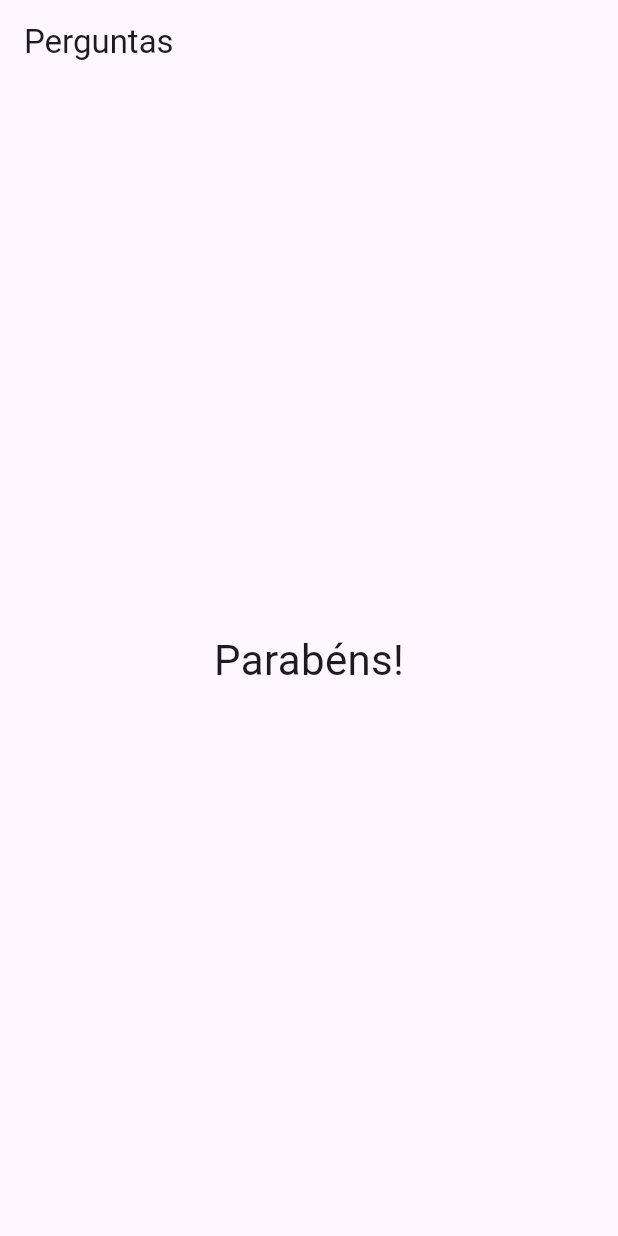
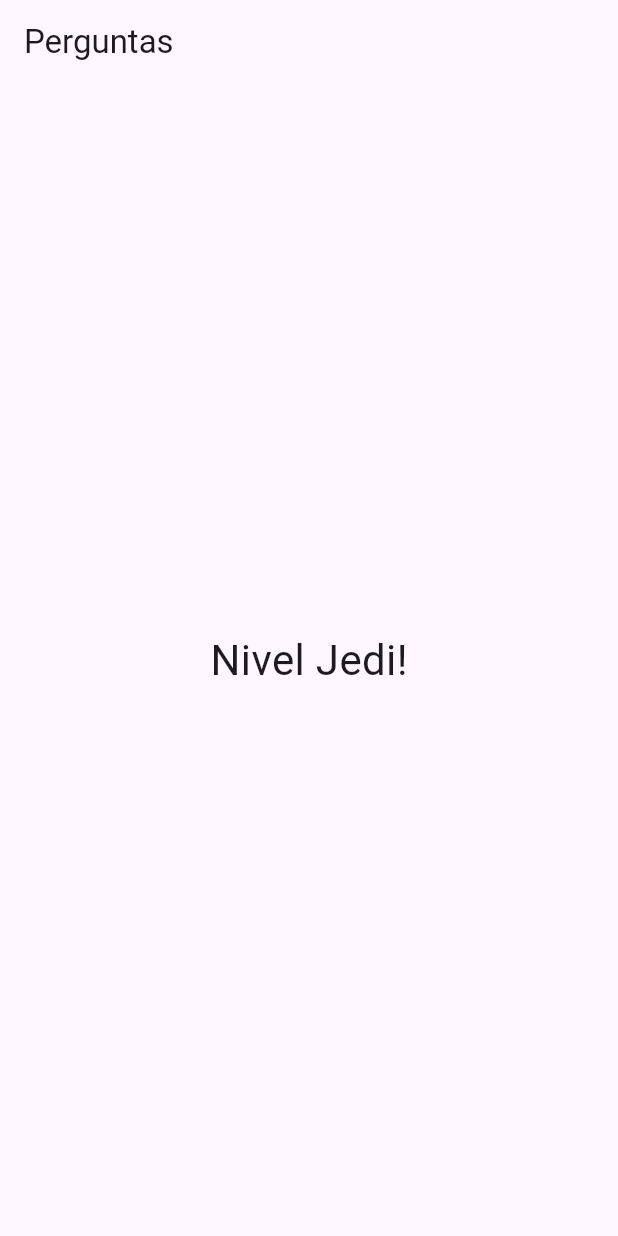
Before and after one commit to PedroHSiqueira/App_Questions, a Flutter app: the screen it shows after launch, after a tap on "Preto", after a tap on "Cobra", after a tap on "Dodge", on a phone screen of 412 x 824 dp. Run offline on Flutter 3.47's test engine with Material 3 defaults, Android fonts, the phone set to English and light mode, and no system bars.

```diff
--- a/lib/main.dart
+++ b/lib/main.dart
@@ -7,7 +7,6 @@ void main() => runApp(const PerguntaApp());
 class _PerguntaAppState extends State<PerguntaApp> {
   var _perguntaSelecionada = 0;
   var _pontuacaoTotal = 0;
-
   final _perguntas = const [
     {
       'texto': 'Qual é a sua cor favorita?',
@@ -45,6 +44,7 @@ class _PerguntaAppState extends State<PerguntaApp> {
         _pontuacaoTotal += pontuacao;
       });
     }
+    print(_pontuacaoTotal);
   }
 
   bool temPerguntaSelecionada() {
@@ -63,7 +63,7 @@ class _PerguntaAppState extends State<PerguntaApp> {
                   perguntas: _perguntas,
                   perguntaSelecionada: _perguntaSelecionada,
                   responder: _responder)
-              : const Resultado()),
+              : Resultado(_pontuacaoTotal)),
     );
   }
 }
--- a/lib/resultado.dart
+++ b/lib/resultado.dart
@@ -1,14 +1,28 @@
 import 'package:flutter/material.dart';
 
 class Resultado extends StatelessWidget {
-  const Resultado({super.key});
+  final int pontuacao;
+
+  const Resultado(this.pontuacao, {super.key});
+
+  String get fraseResultado {
+    if (pontuacao < 8) {
+      return "Parabéns!";
+    } else if (pontuacao < 12) {
+      return "Você é bom!";
+    } else if (pontuacao < 16) {
+      return "Impressionante";
+    } else {
+      return "Nivel Jedi!";
+    }
+  }
 
   @override
   Widget build(BuildContext context) {
-    return const Center(
+    return Center(
       child: Text(
-        "Parabéns!",
-        style: TextStyle(fontSize: 28),
+        fraseResultado,
+        style: const TextStyle(fontSize: 28),
       ),
     );
   }
```
